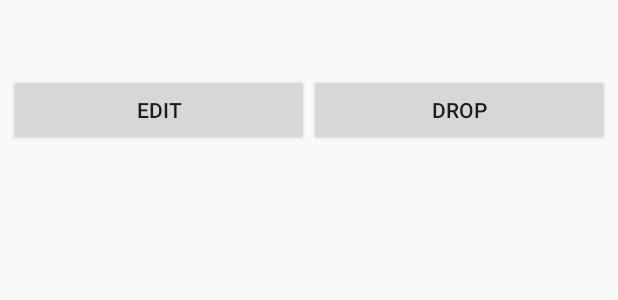
After one commit to reasn/auraandroid, an Android app: the layout list_item_my_expanded.xml on its own in the app's theme, with its tools: preview values and no code run, on a phone screen of 412 x 824 dp. The commit adds this screen. Shown: the top 300 px of the screen. Run offline under Robolectric (Android 15) with nearby library versions, the phone set to English and light mode, and no system bars.

Commit message:
wip: expanding, collapsing and dropping works with recycler view

```diff
--- a/app/src/main/java/io/auraapp/auraandroid/main/PeerSloganUpdateReceiver.java
+++ b/app/src/main/java/io/auraapp/auraandroid/main/PeerSloganUpdateReceiver.java
@@ -11,6 +11,7 @@ import java.util.TreeSet;
 
 import io.auraapp.auraandroid.common.Peer;
 import io.auraapp.auraandroid.common.Slogan;
+import io.auraapp.auraandroid.main.list.RecycleAdapter;
 
 import static io.auraapp.auraandroid.Communicator.Communicator.INTENT_PEERS_CHANGED_PEERS;
 import static io.auraapp.auraandroid.common.FormattedLog.v;
--- a/app/src/main/java/io/auraapp/auraandroid/main/RecycleViewHolder.java
+++ b/app/src/main/java/io/auraapp/auraandroid/main/RecycleViewHolder.java
@@ -5,6 +5,8 @@ import android.view.View;
 import android.widget.TextView;
 
 import io.auraapp.auraandroid.R;
+import io.auraapp.auraandroid.main.list.ListItem;
+import io.auraapp.auraandroid.main.list.RecycleAdapter;
 
 class RecycleViewHolder extends RecyclerView.ViewHolder {
     final TextView mSloganTextView;
--- /dev/null
+++ b/app/src/main/res/layout/list_item_my_expanded.xml
@@ -0,0 +1,36 @@
+<?xml version="1.0" encoding="utf-8"?>
+<LinearLayout xmlns:android="http://schemas.android.com/apk/res/android"
+    android:id="@+id/slogan_row"
+    android:layout_width="fill_parent"
+    android:layout_height="wrap_content"
+    android:padding="6dip"
+    android:orientation="vertical">
+
+    <TextView
+        android:id="@+id/slogan_text"
+        android:layout_width="fill_parent"
+        android:layout_height="wrap_content"
+        android:gravity="center_vertical"
+        android:textSize="32sp" />
+
+    <LinearLayout
+        android:layout_width="match_parent"
+        android:layout_height="match_parent"
+        android:orientation="horizontal">
+
+        <Button
+            android:id="@+id/edit_button"
+            android:layout_width="wrap_content"
+            android:layout_height="wrap_content"
+            android:layout_weight="1"
+            android:text="edit" />
+
+        <Button
+            android:id="@+id/drop_button"
+            android:layout_width="wrap_content"
+            android:layout_height="wrap_content"
+            android:layout_weight="1"
+            android:text="drop" />
+    </LinearLayout>
+
+</LinearLayout>
```
Also changed, not shown: app/src/main/java/io/auraapp/auraandroid/main/LegacySloganListAdapter.java (deleted, +0 -70 lines), app/src/main/java/io/auraapp/auraandroid/main/MainActivity.java (+10 -11 lines), app/src/main/java/io/auraapp/auraandroid/main/RecycleAdapter.java (deleted, +0 -81 lines), app/src/main/java/io/auraapp/auraandroid/main/list/CollapsedHolder.java (added, +25 -0 lines), app/src/main/java/io/auraapp/auraandroid/main/list/ItemViewHolder.java (added, +19 -0 lines), app/src/main/java/io/auraapp/auraandroid/main/list/ListItem.java (renamed from app/src/main/java/io/auraapp/auraandroid/main/ListItem.java, +4 -4 lines), app/src/main/java/io/auraapp/auraandroid/main/list/MyExpandedHolder.java (added, +36 -0 lines), app/src/main/java/io/auraapp/auraandroid/main/list/PeerExpandedHolder.java (added, +29 -0 lines), app/src/main/java/io/auraapp/auraandroid/main/list/RecycleAdapter.java (added, +158 -0 lines), app/src/main/res/layout/list_item_collapsed.xml (added, +16 -0 lines), app/src/main/res/layout/list_item_peer_expanded.xml (added, +24 -0 lines).
